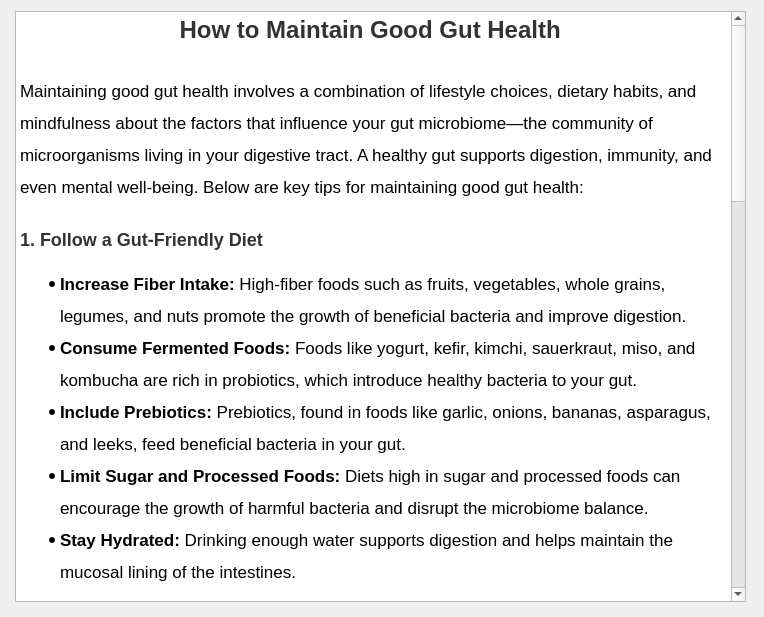
First picture: the form in A8EduApp/howtostayhealthywidget.ui, repository University-of-Utah-CS3505/a9-edu-app-f24-00Calvin00, before the edit.
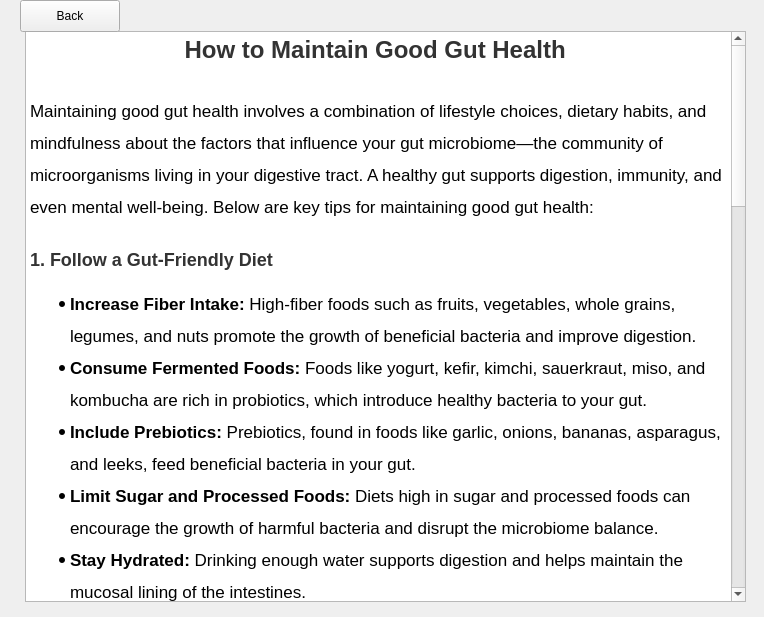
Second picture: the form after the edit.

Commit message: Added back buttons for teaching windows

Patch:
```diff
--- a/A8EduApp/howtostayhealthywidget.ui
+++ b/A8EduApp/howtostayhealthywidget.ui
@@ -16,10 +16,10 @@
   <widget class="QTextBrowser" name="textBrowser">
    <property name="geometry">
     <rect>
-     <x>15</x>
-     <y>11</y>
-     <width>731</width>
-     <height>591</height>
+     <x>25</x>
+     <y>31</y>
+     <width>721</width>
+     <height>571</height>
     </rect>
    </property>
    <property name="html">
@@ -65,6 +65,19 @@
 &lt;p style=&quot; margin-top:12px; margin-bottom:12px; margin-left:0px; margin-right:0px; -qt-block-indent:0; text-indent:0px; line-height:160%;&quot;&gt;&lt;span style=&quot; font-family:'Arial','sans-serif'; font-weight:700; color:#000000;&quot;&gt;Conclusion:&lt;/span&gt;&lt;span style=&quot; font-family:'Arial','sans-serif'; color:#000000;&quot;&gt; Maintaining good gut health is an ongoing process that requires mindful dietary choices, consistent lifestyle habits, and a personalized approach to your unique needs. Small daily changes can significantly improve your gut health and overall well-being over time. &lt;/span&gt;&lt;/p&gt;&lt;/body&gt;&lt;/html&gt;</string>
    </property>
   </widget>
+  <widget class="QPushButton" name="backToTeachingWidgetButton">
+   <property name="geometry">
+    <rect>
+     <x>20</x>
+     <y>0</y>
+     <width>100</width>
+     <height>32</height>
+    </rect>
+   </property>
+   <property name="text">
+    <string>Back</string>
+   </property>
+  </widget>
  </widget>
  <resources/>
  <connections/>
```
The commit also changes 11 other files.
